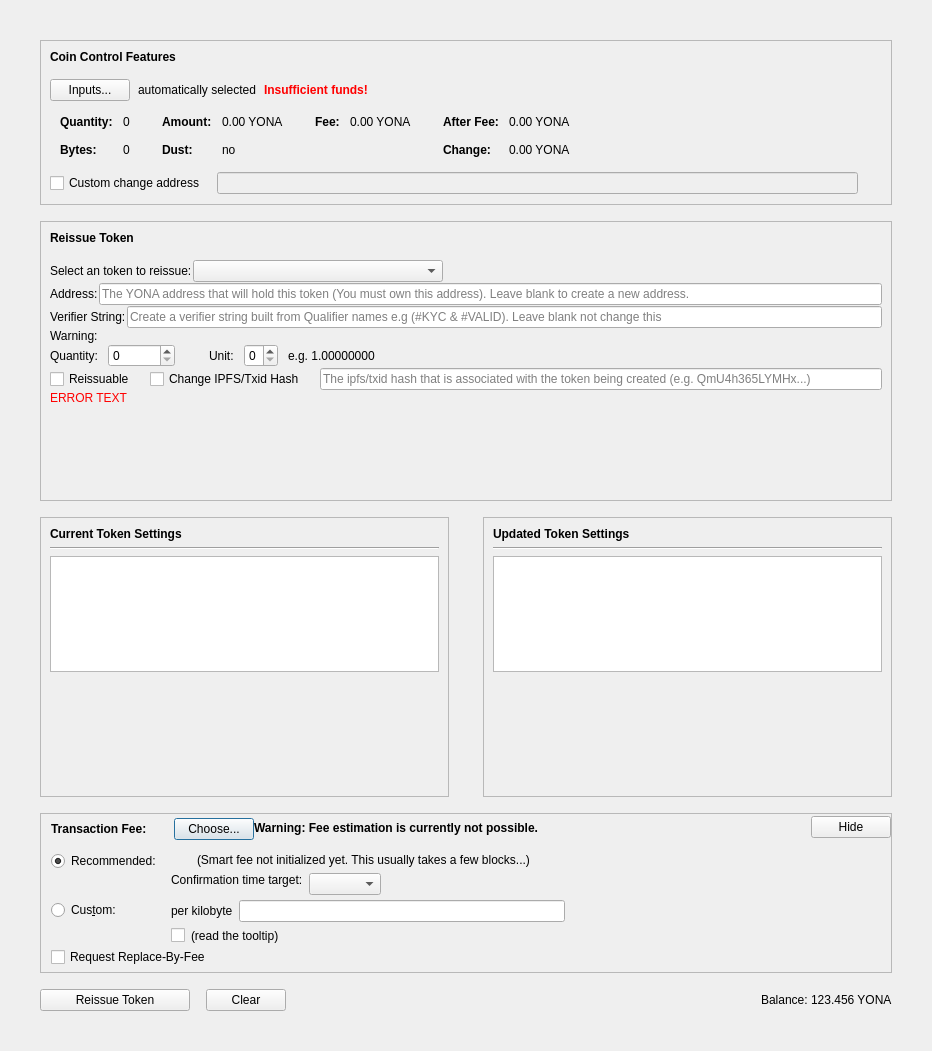
Qt form src/qt/forms/reissuetokendialog.ui (PaladeumBlockchain/Paladeum) before a commit.
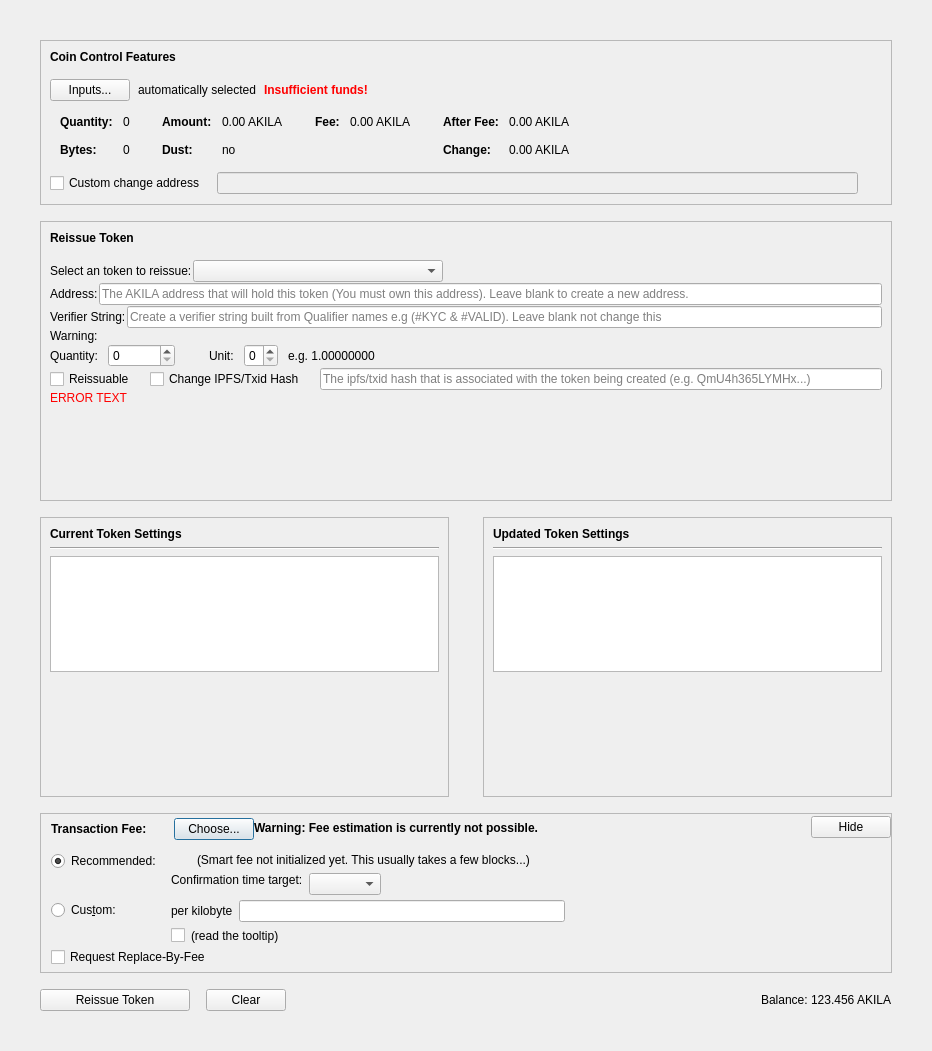
The same form after that commit. Custom widgets are drawn as their Qt base class.

Commit message: Rename Yona -> Akila

Patch:
```diff
--- a/src/qt/forms/reissuetokendialog.ui
+++ b/src/qt/forms/reissuetokendialog.ui
@@ -332,7 +332,7 @@
                     <enum>Qt::ActionsContextMenu</enum>
                    </property>
                    <property name="text">
-                    <string notr="true">0.00 YONA</string>
+                    <string notr="true">0.00 AKILA</string>
                    </property>
                    <property name="textInteractionFlags">
                     <set>Qt::LinksAccessibleByMouse|Qt::TextSelectableByKeyboard|Qt::TextSelectableByMouse</set>
@@ -412,7 +412,7 @@
                     <enum>Qt::ActionsContextMenu</enum>
                    </property>
                    <property name="text">
-                    <string notr="true">0.00 YONA</string>
+                    <string notr="true">0.00 AKILA</string>
                    </property>
                    <property name="textInteractionFlags">
                     <set>Qt::LinksAccessibleByMouse|Qt::TextSelectableByKeyboard|Qt::TextSelectableByMouse</set>
@@ -463,7 +463,7 @@
                     <enum>Qt::ActionsContextMenu</enum>
                    </property>
                    <property name="text">
-                    <string notr="true">0.00 YONA</string>
+                    <string notr="true">0.00 AKILA</string>
                    </property>
                    <property name="textInteractionFlags">
                     <set>Qt::LinksAccessibleByMouse|Qt::TextSelectableByKeyboard|Qt::TextSelectableByMouse</set>
@@ -492,7 +492,7 @@
                     <enum>Qt::ActionsContextMenu</enum>
                    </property>
                    <property name="text">
-                    <string notr="true">0.00 YONA</string>
+                    <string notr="true">0.00 AKILA</string>
                    </property>
                    <property name="textInteractionFlags">
                     <set>Qt::LinksAccessibleByMouse|Qt::TextSelectableByKeyboard|Qt::TextSelectableByMouse</set>
@@ -723,7 +723,7 @@
                <string/>
               </property>
               <property name="placeholderText">
-               <string>The YONA address that will hold this token (You must own this address). Leave blank to create a new address.</string>
+               <string>The AKILA address that will hold this token (You must own this address). Leave blank to create a new address.</string>
               </property>
              </widget>
             </item>
@@ -1641,7 +1641,7 @@
          <item>
           <widget class="QLabel" name="labelBalance">
            <property name="text">
-            <string>123.456 YONA</string>
+            <string>123.456 AKILA</string>
            </property>
           </widget>
          </item>
```
Left out of the diff: 10 changed lines with no effect on the pictures. The commit also changes 1092 other files.
